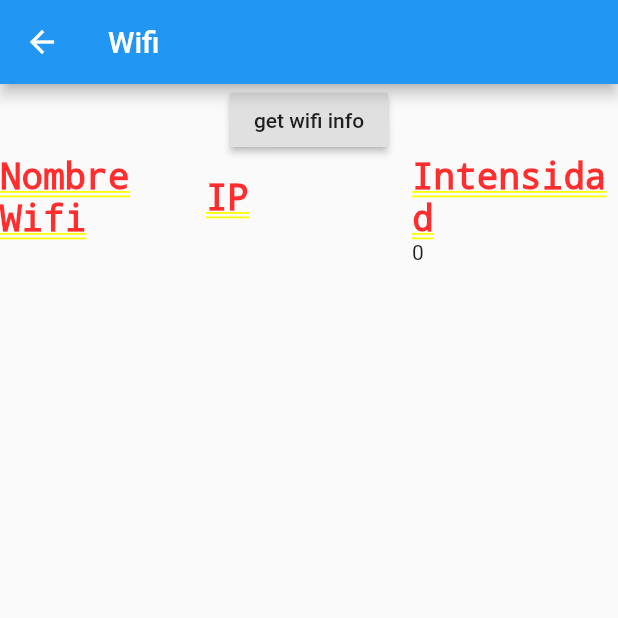
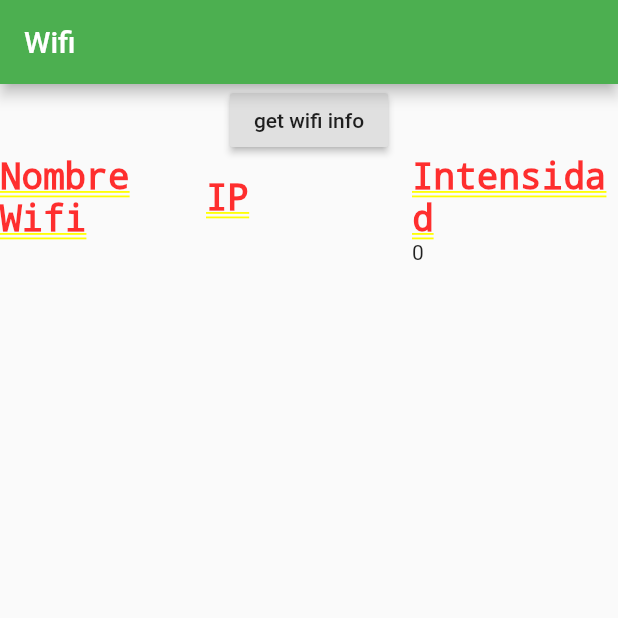
Before and after one commit to ADI-FCFM/Cain, a Flutter app: the screen it shows after launch, after a tap on "WIFI", on a phone screen of 412 x 824 dp, the top half of it. Run offline on Flutter 3.47's test engine with Material 2 defaults, Android fonts, the phone set to English and light mode, and no system bars; our stand-ins replace flutter_blue, location; missing offline and left inert: barcode_scan, flutter_beacon, wifi.

Commit message:
agrega colores a cada vista

```diff
--- a/lib/GPS.dart
+++ b/lib/GPS.dart
@@ -56,6 +56,9 @@ class gpsApp extends State<gps>{
     var Oaltitude = _startLocation["altitude"];
 
     return new MaterialApp(
+        theme: ThemeData(
+          primarySwatch: Colors.red,
+        ),
         home: new Scaffold(
             appBar: new AppBar(
               title: new Text('Location plugin example app'),
--- a/lib/Wifi.dart
+++ b/lib/Wifi.dart
@@ -45,7 +45,11 @@ class wifiApp extends State<wifi>{
   /// Constructor de la Vista del WIFI
   @override
   Widget build(BuildContext context) {
-    return Scaffold(
+    return new MaterialApp(
+        theme: ThemeData(
+          primarySwatch: Colors.green,
+        ),
+      home: Scaffold(
       appBar: AppBar(
         title: Text('Wifi'),
       ),
@@ -86,6 +90,7 @@ class wifiApp extends State<wifi>{
           ],
         ),
       ),
+    )
     );
   }
 
```
Also changed, not shown: lib/QR.dart (+8 -1 lines).
